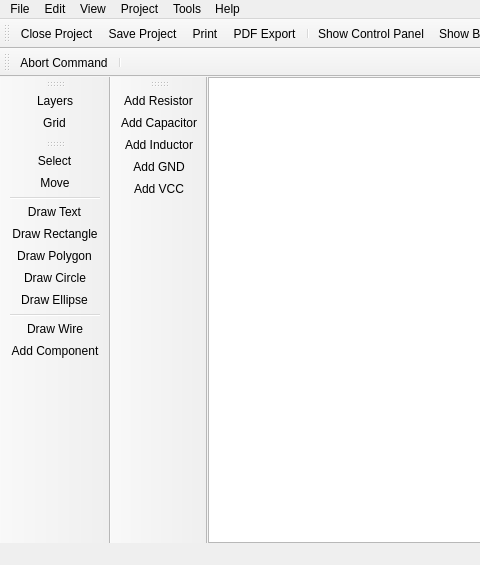
This is src/project/schematics/schematiceditor.ui in LibrePCB/LibrePCB as Qt 5 draws it before an edit; both pictures show x 0 to 480 and y 0 to 565 of the 920 by 565 pixel window. The edited form follows.
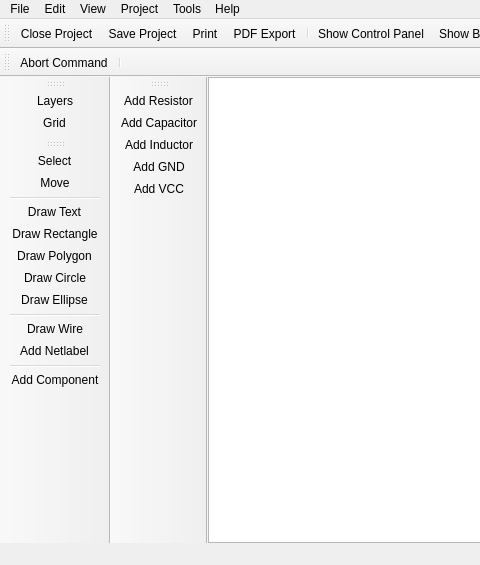
This is the edited form. Icons and pictures are not drawn. Custom widgets are drawn as their Qt base class.

Commit message: added support to add NetLabels to schematic (not yet finished)

Patch:
```diff
--- a/src/project/schematics/schematiceditor.ui
+++ b/src/project/schematics/schematiceditor.ui
@@ -219,6 +219,8 @@
    <addaction name="actionToolDrawEllipse"/>
    <addaction name="separator"/>
    <addaction name="actionToolDrawWire"/>
+   <addaction name="actionToolAddNetLabel"/>
+   <addaction name="separator"/>
    <addaction name="actionToolAddComponent"/>
   </widget>
   <widget class="QToolBar" name="commandToolbar">
@@ -661,6 +663,15 @@
     <string>Settings</string>
    </property>
   </action>
+  <action name="actionToolAddNetLabel">
+   <property name="icon">
+    <iconset resource="../../../img/images.qrc">
+     <normaloff>:/img/actions/draw_netlabel.png</normaloff>:/img/actions/draw_netlabel.png</iconset>
+   </property>
+   <property name="text">
+    <string>Add Netlabel</string>
+   </property>
+  </action>
  </widget>
  <customwidgets>
   <customwidget>
```
Left out of the diff: 2 changed lines with no effect on the pictures. The commit also changes 28 other files.
